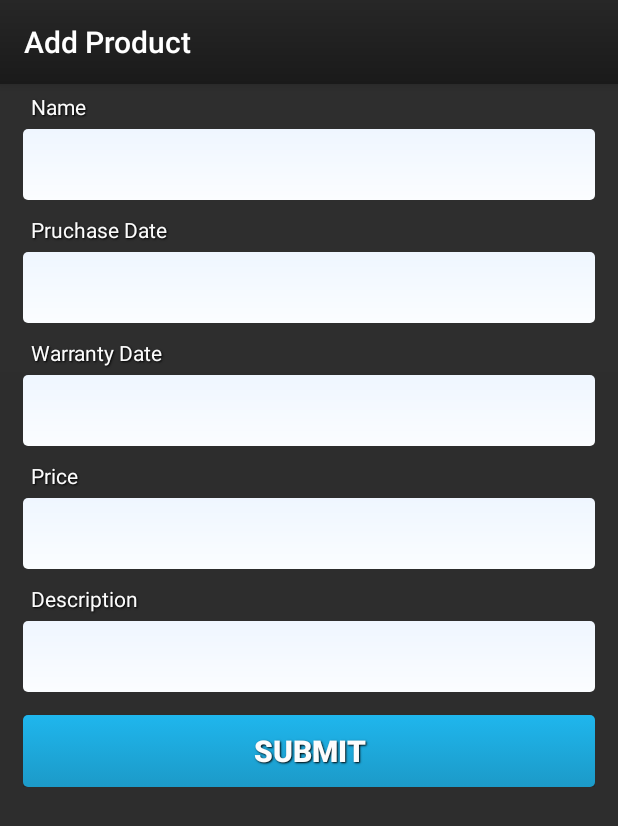
After one commit to robertwinchell/MobileCloudApp, an Android app: the AddProductActivity screen opened directly, with no data from a screen before it, on a phone screen of 412 x 824 dp. The commit adds this screen. Shown: the top 826 px of the screen. Run offline under Robolectric (Android 15) with nearby library versions, the phone set to English and light mode, and no system bars; our stand-ins replace ButterKnife, Dagger/Hilt's generated code; libraries missing offline, so code that uses them is left out: com.github.kevinsawicki.wishlist, com.nostra13.universalimageloader; 5 statements that could not run were skipped.

Commit message:
add/delete functionality

```diff
--- a/android-Zaruku/app/build.gradle
+++ b/android-Zaruku/app/build.gradle
@@ -53,6 +53,7 @@ android {
         // Exclude file to avoid
         // Error: Duplicate files during packaging of APK
         exclude 'META-INF/services/javax.annotation.processing.Processor'
+        exclude 'LICENSE.txt'
     }
 
     // signingConfigs {
--- a/android-Zaruku/app/src/main/AndroidManifest.xml
+++ b/android-Zaruku/app/src/main/AndroidManifest.xml
@@ -74,6 +74,7 @@
 </intent-filter>
         </activity>
         <activity android:name=".ui.ProductActivity" />
+        <activity android:name=".ui.AddProductActivity"  android:label="@string/add_product"/>
         <activity android:name=".ui.UserActivity" android:label="@string/app_name" />
         <activity android:name=".ui.Picture_Selection" android:label="@string/app_name" />
         <activity
--- a/android-Zaruku/app/src/main/java/com/intellio/tesa/TesaModule.java
+++ b/android-Zaruku/app/src/main/java/com/intellio/tesa/TesaModule.java
@@ -13,6 +13,7 @@ import com.intellio.tesa.core.PostFromAnyThreadBus;
 import com.intellio.tesa.core.RestAdapterRequestInterceptor;
 import com.intellio.tesa.core.RestErrorHandler;
 import com.intellio.tesa.core.UserAgentProvider;
+import com.intellio.tesa.ui.AddProductActivity;
 import com.intellio.tesa.ui.ImagePagerActivity;
 import com.intellio.tesa.ui.MainActivity;
 import com.intellio.tesa.ui.NavigationDrawerFragment;
@@ -47,7 +48,7 @@ import retrofit.converter.GsonConverter;
                 ProductListFragment.class,
                 NavigationDrawerFragment.class
                , ImagePagerActivity.class
-
+               , AddProductActivity.class
 
         }
 )
--- a/android-Zaruku/app/src/main/java/com/intellio/tesa/core/Constants.java
+++ b/android-Zaruku/app/src/main/java/com/intellio/tesa/core/Constants.java
@@ -39,6 +39,8 @@ public final class Constants {
     public static final class Http {
 
 
+        public static final String URL_PRODUCTS_DELETE_FRAG = "/products/{name}.json";
+        public static final String URL_PRODUCTS_UPDATE_FRAG = "/products/{id}.json";
         private Http() {}
 
 
@@ -97,7 +99,7 @@ public final class Constants {
     public static final class Extra {
         private Extra() {}
 
-        public static final String NEWS_ITEM = "news_item";
+        public static final String PRODUCT_ITEM = "product_item";
 
         public static final String USER = "user";
         public static final String IMAGES = "com.intellio.tesa.imageloader.IMAGES";
--- /dev/null
+++ b/android-Zaruku/app/src/main/java/com/intellio/tesa/ui/AddProductActivity.java
@@ -0,0 +1,198 @@
+package com.intellio.tesa.ui;
+
+import android.accounts.AccountsException;
+import android.app.Activity;
+import android.app.DatePickerDialog;
+import android.content.Intent;
+import android.os.Bundle;
+import android.os.IBinder;
+import android.view.Menu;
+import android.view.MenuItem;
+import android.view.View;
+import android.view.inputmethod.InputMethodManager;
+import android.widget.Button;
+import android.widget.DatePicker;
+import android.widget.EditText;
+import android.widget.ProgressBar;
+
+import com.github.kevinsawicki.wishlist.Toaster;
+import com.intellio.tesa.R;
+import com.intellio.tesa.TesaServiceProvider;
+import com.intellio.tesa.core.Product;
+import com.intellio.tesa.core.TesaService;
+import com.intellio.tesa.util.DateUtils;
+import com.intellio.tesa.util.SafeAsyncTask;
+import com.nostra13.universalimageloader.core.DisplayImageOptions;
+
+import java.io.IOException;
+import java.util.Calendar;
+
+import javax.inject.Inject;
+
+import butterknife.InjectView;
+
+import static com.intellio.tesa.core.Constants.Extra.PRODUCT_ITEM;
+
+public class AddProductActivity extends PictureSelectActivity {
+
+    private Product item;
+    private String[] imageUrls=new String[0];
+
+    @Inject
+    protected TesaServiceProvider serviceProvider;
+    @InjectView(R.id.b_submit) protected Button submit;
+    @InjectView(R.id.et_name) protected EditText nameText;
+    @InjectView(R.id.et_purchase_date) protected EditText purchaseDateText;
+    @InjectView(R.id.et_warranty_date) protected EditText warrantyDateText;
+    @InjectView(R.id.et_price) protected EditText priceText;
+    @InjectView(R.id.et_description) protected EditText descriptionText;
+    @InjectView(R.id.pb_loading) protected ProgressBar progressBar;
+    @Override
+    protected void onCreate(final Bundle savedInstanceState) {
+        super.onCreate(savedInstanceState);
+        if (getIntent() != null && getIntent().getExtras() != null) {
+            item = (Product) getIntent().getExtras().getSerializable(PRODUCT_ITEM);
+        }
+        setContentView(R.layout.add_product_activity);
+        Calendar calendar=Calendar.getInstance();
+        dialog = new DatePickerDialog(this,
+                dateListener,calendar.get(Calendar.YEAR),
+                calendar.get(Calendar.MONTH),
+                calendar.get(Calendar.DAY_OF_MONTH));
+        purchaseDateText.setOnFocusChangeListener(listener);
+        warrantyDateText.setOnFocusChangeListener(listener);
+
+
+        submit.setOnClickListener(onSubmitClicked);
+        if(item !=null){
+            nameText.setText(item.getTitle());
+            purchaseDateText.setText(DateUtils.formatShortDate(item.getDate_purchase()));
+            warrantyDateText.setText(DateUtils.formatShortDate(item.getDate_warranty()));
+            priceText.setText(item.getPrice().toString());
+            descriptionText.setText(item.getProblem_description());
+        }
+    }
+    View.OnClickListener onSubmitClicked=new View.OnClickListener() {
+        @Override
+        public void onClick(View view) {
+            AddProductActivity.this.progressBar.setVisibility(View.VISIBLE);
+
+                final Product product=getProduct();
+                if(product == null){
+                    return;
+                }
+                new SafeAsyncTask<Boolean>() {
+
+                    @Override
+                    public Boolean call() throws Exception {
+                        if(product.getId() == null) {
+                            return serviceProvider.getService(AddProductActivity.this).addProduct(
+                                    product
+                            );
+                        }
+                        return serviceProvider.getService(AddProductActivity.this).updateProduct(
+                                product
+                        );
+                    }
+
+                    @Override
+                    protected void onSuccess(Boolean aBoolean) throws Exception {
+                        super.onSuccess(aBoolean);
+                        Toaster.showShort(AddProductActivity.this,product.getId()!=null?R.string.message_update_product_successful: R.string.message_add_product_successful);
+                        Intent ret=new Intent();
+                        ret.putExtra("successful",true);
+                        ret.putExtra(PRODUCT_ITEM,product);
+                        AddProductActivity.this.setResult(1,ret);
+                        AddProductActivity.this.finish();
+                    }
+
+                    @Override
+                    protected void onException(Exception e) throws RuntimeException {
+                        AddProductActivity.this.progressBar.setVisibility(View.GONE);
+
+                        Toaster.showShort(AddProductActivity.this,product.getId()!=null?R.string.message_update_product_failed: R.string.message_add_product_failed);
+
+                        super.onException(e);
+                    }
+                }.execute();
+
+
+        }
+    };
+
+    private Product getProduct() {
+        try {
+            Product ret = item;
+            if (ret == null) {
+                ret = new Product();
+            }
+            ret.setTitle(nameText.getText().toString());
+            ret.setDate_purchase(DateUtils.fromShortDateString(purchaseDateText.getText().toString()));
+            ret.setDate_warranty(DateUtils.fromShortDateString(warrantyDateText.getText().toString()));
+            ret.setPrice(Double.valueOf(priceText.getText().toString()));
+            ret.setProblem_description(descriptionText.getText().toString());
+            return ret;
+        }
+        catch (Exception e){
+            e.printStackTrace();
+        }
+        return null;
+        }
+
+
+    private EditText currentDateInput;
+    private View.OnFocusChangeListener listener=new View.OnFocusChangeListener() {
+
+        @Override
+        public void onFocusChange(View v, boolean hasFocus) {
+            if(hasFocus){
+                hideIM(v);
+                currentDateInput=(EditText)v;
+                dialog.show();
+            }
+            else{
+                dialog.hide();
+            }
+        }
+    };
+    protected void hideIM(View edt){
+        try {
+            InputMethodManager im = (InputMethodManager)this.getSystemService(Activity.INPUT_METHOD_SERVICE);
+            IBinder windowToken = edt.getWindowToken();
+            if(windowToken != null) {
+                im.hideSoftInputFromWindow(windowToken, 0);
+            }
+        } catch (Exception e) {
+
+        }
+    }
+    private DatePickerDialog dialog;
+    private DatePickerDialog.OnDateSetListener dateListener=new DatePickerDialog.OnDateSetListener() {
+
+        @Override
+        public void onDateSet(DatePicker view, int year, int monthOfYear,
+                              int dayOfMonth) {
+            currentDateInput.setText(year+"-"+monthOfYear+"-"+dayOfMonth);
+
+        }
+    };
+
+    @Override
+    public boolean onCreateOptionsMenu(Menu menu)
+    {
+     //   getMenuInflater().inflate(R.menu.productmenu,menu);
+        return true;
+    }
+
+    @Override
+    public boolean onOptionsItemSelected(MenuItem item) {
+        if(item.getItemId() == R.id.add_scan){
+            SelectImage();
+            return true;
+        }
+        return super.onOptionsItemSelected(item);
+    }
+
+
+
+}
--- a/android-Zaruku/app/src/main/java/com/intellio/tesa/util/DateUtils.java
+++ b/android-Zaruku/app/src/main/java/com/intellio/tesa/util/DateUtils.java
@@ -1,5 +1,6 @@
 package com.intellio.tesa.util;
 
+import java.text.ParseException;
 import java.text.SimpleDateFormat;
 import java.util.Date;
 
@@ -14,5 +15,10 @@ public class DateUtils {
                 String temp = sdf.format(date);
                 return temp;
             }
+    public static Date fromShortDateString(String input) throws ParseException {
+        String formatStr = "yyyy-MM-dd";
+        SimpleDateFormat sdf = new SimpleDateFormat(formatStr);
+        return sdf.parse(input);
+    }
 
 }
--- /dev/null
+++ b/android-Zaruku/app/src/main/res/layout/add_product_activity.xml
@@ -0,0 +1,135 @@
+<?xml version="1.0" encoding="utf-8"?>
+
+<RelativeLayout xmlns:android="http://schemas.android.com/apk/res/android"
+    android:layout_width="match_parent"
+    android:layout_height="match_parent"
+    android:background="@drawable/main_background"
+    android:orientation="vertical" >
+
+    <ScrollView
+        android:layout_width="match_parent"
+        android:layout_height="match_parent"
+        android:layout_weight="1" >
+
+        <LinearLayout
+            android:layout_width="match_parent"
+            android:layout_height="wrap_content"
+            android:orientation="vertical"
+            android:paddingBottom="10dp"
+            android:paddingLeft="15dp"
+            android:paddingRight="15dp"
+            android:paddingTop="5dp" >
+
+            <TextView
+                style="@style/ShadowText"
+                android:layout_width="wrap_content"
+                android:layout_height="wrap_content"
+                android:paddingBottom="5dp"
+                android:paddingLeft="5dp"
+                android:paddingRight="5dp"
+                android:text="@string/label_name"
+                android:textAppearance="?android:attr/textAppearanceSmall"
+                android:textColor="@color/text" />
+
+            <AutoCompleteTextView
+                android:id="@+id/et_name"
+                style="@style/SignInEditText"
+                android:completionThreshold="1"
+                android:imeOptions="actionNext"
+
+                android:nextFocusDown="@+id/et_password" />
+
+            <TextView
+                style="@style/ShadowText"
+                android:layout_width="wrap_content"
+                android:layout_height="wrap_content"
+                android:paddingBottom="5dp"
+                android:paddingLeft="5dp"
+                android:paddingRight="5dp"
+                android:paddingTop="10dp"
+                android:text="@string/label_purchase_date"
+                android:textAppearance="?android:attr/textAppearanceSmall"
+                android:textColor="@color/text" />
+
+            <EditText
+                android:id="@+id/et_purchase_date"
+                style="@style/SignInEditText"
+                android:imeOptions="actionDone"
+                android:inputType="date"
+                 />
+            <TextView
+                style="@style/ShadowText"
+                android:layout_width="wrap_content"
+                android:layout_height="wrap_content"
+                android:paddingBottom="5dp"
+                android:paddingLeft="5dp"
+                android:paddingRight="5dp"
+                android:paddingTop="10dp"
+                android:text="@string/label_warranty_date"
+                android:textAppearance="?android:attr/textAppearanceSmall"
+                android:textColor="@color/text" />
+
+            <EditText
+                android:id="@+id/et_warranty_date"
+                style="@style/SignInEditText"
+                android:imeOptions="actionDone"
+                android:inputType="date"
+                />
+            <TextView
+                style="@style/ShadowText"
+                android:layout_width="wrap_content"
+                android:layout_height="wrap_content"
+                android:paddingBottom="5dp"
+                android:paddingLeft="5dp"
+                android:paddingRight="5dp"
+                android:paddingTop="10dp"
+                android:text="@string/label_price"
+                android:textAppearance="?android:attr/textAppearanceSmall"
+                android:textColor="@color/text" />
+
+            <EditText
+                android:id="@+id/et_price"
+                style="@style/SignInEditText"
+                android:imeOptions="actionDone"
+                android:inputType="numberDecimal"
+                />
+            <TextView
+                style="@style/ShadowText"
+                android:layout_width="wrap_content"
+                android:layout_height="wrap_content"
+                android:paddingBottom="5dp"
+                android:paddingLeft="5dp"
+                android:paddingRight="5dp"
+                android:paddingTop="10dp"
+                android:text="@string/label_description"
+                android:textAppearance="?android:attr/textAppearanceSmall"
+                android:textColor="@color/text" />
+
+            <EditText
+                android:id="@+id/et_description"
+                style="@style/SignInEditText"
+                android:imeOptions="actionDone"
+                android:lines="2"
+                android:inputType="textImeMultiLine"
+                />
+            <Button
+                android:id="@+id/b_submit"
+                style="@style/ShadowText"
+                android:layout_width="match_parent"
+                android:layout_height="match_parent"
+                android:layout_marginTop="15dp"
+                android:background="@drawable/button_background_states"
+                android:gravity="center"
+                android:padding="10dp"
+                android:text="@string/label_submit"
+                android:textColor="@color/text"
+                android:textSize="20sp"
+                android:textStyle="bold" />
+        </LinearLayout>
+    </ScrollView>
+    <ProgressBar
+        android:id="@+id/pb_loading"
+        style="@style/ListSpinner"
+        android:visibility="gone"
+        android:layout_centerInParent="true" />
+</RelativeLayout>
--- a/android-Zaruku/app/src/main/res/menu/listmenu.xml
+++ b/android-Zaruku/app/src/main/res/menu/listmenu.xml
@@ -12,10 +12,10 @@
     </item>
 
     <item
-        android:id="@+id/timer"
+        android:id="@+id/add_product"
         android:icon="@drawable/ic_action_timer"
         bootstrap:showAsAction="always"
-        android:title="@string/title_timer">
+        android:title="@string/add_product">
     </item>
 
     <item
--- a/android-Zaruku/app/src/main/res/menu/productmenu.xml
+++ b/android-Zaruku/app/src/main/res/menu/productmenu.xml
@@ -7,9 +7,23 @@
 
 
     <item
+        android:id="@+id/update_product"
+        android:icon="@drawable/ic_action_timer"
+
+        android:title="@string/title_update_product">
+    </item>
+
+    <item
+        android:id="@+id/delete_product"
+        android:icon="@drawable/ic_action_timer"
+
+        android:title="@string/title_delete_product">
+    </item>
+
+    <item
         android:id="@+id/add_scan"
         android:icon="@drawable/ic_action_timer"
-        bootstrap:showAsAction="always"
+
         android:title="@string/title_add_scan">
     </item>
 </menu>
--- a/android-Zaruku/app/src/main/res/values/strings.xml
+++ b/android-Zaruku/app/src/main/res/values/strings.xml
@@ -51,6 +51,19 @@
     <string name="no_products">No Products</string>
     <string name="error_loading_products">Loading products failed</string>
     <string name="title_add_scan">Add Scans</string>
+    <string name="add_product">Add Product</string>
+    <string name="label_name">Name</string>
+    <string name="label_purchase_date">Pruchase Date</string>
+    <string name="label_warranty_date">Warranty Date</string>
+    <string name="label_price">Price</string>
+    <string name="label_description">Description</string>
+    <string name="label_submit">Submit</string>
+    <string name="message_add_product_successful">Product added</string>
+    <string name="message_update_product_successful">Product updated</string>
+    <string name="title_update_product">Update</string>
+    <string name="title_delete_product">Delete</string>
+    <string name="message_add_product_failed">Adding Product failed</string>
+    <string name="message_update_product_failed">Updating product failed</string>
 
 
 </resources>
```
Also changed, not shown: android-Zaruku/app/src/main/java/com/intellio/tesa/core/ProductService.java (+23 -2 lines), android-Zaruku/app/src/main/java/com/intellio/tesa/core/RestAdapterRequestInterceptor.java (+4 -3 lines), android-Zaruku/app/src/main/java/com/intellio/tesa/core/TesaService.java (+29 -2 lines), android-Zaruku/app/src/main/java/com/intellio/tesa/ui/MainActivity.java (+6 -4 lines), android-Zaruku/app/src/main/java/com/intellio/tesa/ui/ProductActivity.java (+25 -4 lines), android-Zaruku/app/src/main/java/com/intellio/tesa/ui/ProductListFragment.java (+23 -2 lines), 4 other files.
